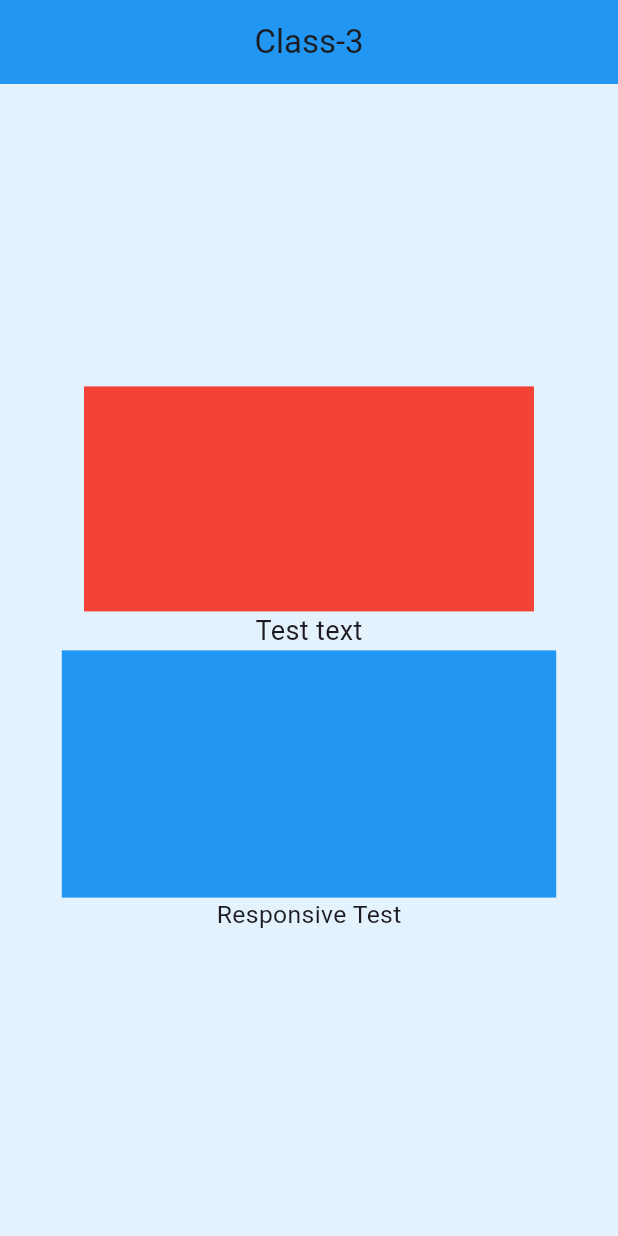
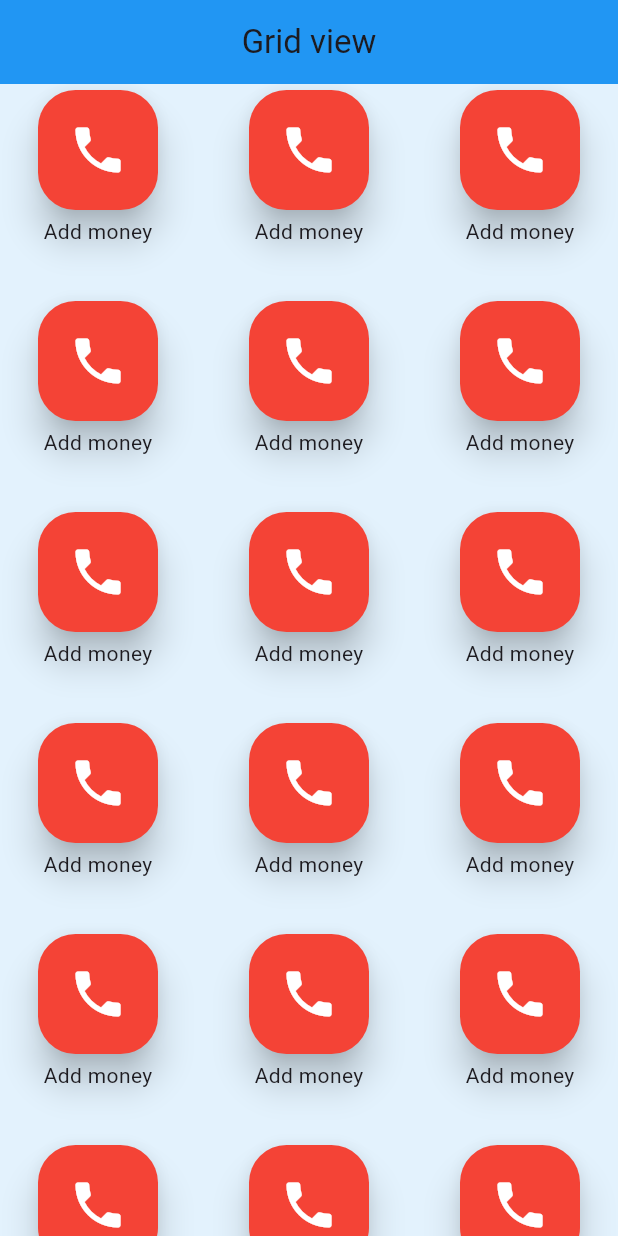
Before and after one commit to taufiqurSabbir/ostad_flutter_14, a Flutter app: the screen it shows after launch, on a phone screen of 412 x 824 dp. Run offline on Flutter 3.47's test engine with Material 3 defaults, Android fonts, the light colour scheme and no system bars.

Commit message:
module 12 class - 1

```diff
--- a/lib/app.dart
+++ b/lib/app.dart
@@ -5,6 +5,8 @@ import 'module_10/class_3.dart';
 import 'module_11/class_1.dart';
 import 'module_11/class_2.dart';
 import 'module_11/class_3.dart';
+import 'module_12/class_1.dart';
+import 'module_12/module_12_grid.dart';
 
 class MyAPP extends StatelessWidget {
   const MyAPP({super.key});
@@ -56,7 +58,7 @@ class MyAPP extends StatelessWidget {
       ),
 
       title: 'Flutter 14',
-      home: Module11Class3(),
+      home: Module12Grid(),
     );
   }
 }
--- /dev/null
+++ b/lib/module_12/module_12_grid.dart
@@ -0,0 +1,269 @@
+import 'package:flutter/material.dart';
+class Module12Grid extends StatelessWidget {
+  const Module12Grid({super.key});
+
+  @override
+  Widget build(BuildContext context) {
+    return Scaffold(
+      appBar: AppBar(
+        title: Text('Grid view'),
+      ),
+      // body: GridView.count(
+      //     crossAxisCount: 3,
+      //   crossAxisSpacing: 10,
+      //   mainAxisSpacing: 10,
+      //   children: [
+      //     Container(
+      //       color: Colors.red,
+      //     ),
+      //     Container(
+      //       color: Colors.green,
+      //     ),
+      //     Stack(
+      //       children: [
+      //         Image.network('https://images.unsplash.com/photo-1566073771259-6a8506099945',
+      //           height: 180,
+      //           width: double.infinity,
+      //           fit: BoxFit.cover,
+      //         ),
+      //
+      //         Container(
+      //           height: 180,
+      //           color: Colors.black.withOpacity(0.35),
+      //         ),
+      //
+      //         Row(
+      //           mainAxisAlignment: MainAxisAlignment.spaceBetween,
+      //           children: [
+      //             Positioned(
+      //               top: 10,
+      //               left: 10,
+      //               child: Container(
+      //                 padding: EdgeInsets.symmetric(horizontal: 10,vertical: 4),
+      //                 decoration: BoxDecoration(
+      //                     color: Colors.green,
+      //                     borderRadius: BorderRadius.circular(10)
+      //                 ),
+      //                 child: Text('BEST DEAL',
+      //                   style: TextStyle(
+      //                       color: Colors.white,
+      //                       fontSize: 12
+      //                   ),
+      //                 ),
+      //               ),
+      //             ),
+      //
+      //             IconButton(onPressed: (){}, icon: Icon(Icons.favorite_border,color: Colors.white,))
+      //           ],
+      //         ),
+      //
+      //
+      //
+      //       ],
+      //     ),
+      //     Stack(
+      //       children: [
+      //         Image.network('https://images.unsplash.com/photo-1566073771259-6a8506099945',
+      //           height: 180,
+      //           width: double.infinity,
+      //           fit: BoxFit.cover,
+      //         ),
+      //
+      //         Container(
+      //           height: 180,
+      //           color: Colors.black.withOpacity(0.35),
+      //         ),
+      //
+      //         Row(
+      //           mainAxisAlignment: MainAxisAlignment.spaceBetween,
+      //           children: [
+      //             Positioned(
+      //               top: 10,
+      //               left: 10,
+      //               child: Container(
+      //                 padding: EdgeInsets.symmetric(horizontal: 10,vertical: 4),
+      //                 decoration: BoxDecoration(
+      //                     color: Colors.green,
+      //                     borderRadius: BorderRadius.circular(10)
+      //                 ),
+      //                 child: Text('BEST DEAL',
+      //                   style: TextStyle(
+      //                       color: Colors.white,
+      //                       fontSize: 12
+      //                   ),
+      //                 ),
+      //               ),
+      //             ),
+      //
+      //             IconButton(onPressed: (){}, icon: Icon(Icons.favorite_border,color: Colors.white,))
+      //           ],
+      //         ),
+      //
+      //
+      //
+      //       ],
+      //     ),
+      //     Stack(
+      //       children: [
+      //         Image.network('https://images.unsplash.com/photo-1566073771259-6a8506099945',
+      //           height: 180,
+      //           width: double.infinity,
+      //           fit: BoxFit.cover,
+      //         ),
+      //
+      //         Container(
+      //           height: 180,
+      //           color: Colors.black.withOpacity(0.35),
+      //         ),
+      //
+      //         Row(
+      //           mainAxisAlignment: MainAxisAlignment.spaceBetween,
+      //           children: [
+      //             Positioned(
+      //               top: 10,
+      //               left: 10,
+      //               child: Container(
+      //                 padding: EdgeInsets.symmetric(horizontal: 10,vertical: 4),
+      //                 decoration: BoxDecoration(
+      //                     color: Colors.green,
+      //                     borderRadius: BorderRadius.circular(10)
+      //                 ),
+      //                 child: Text('BEST DEAL',
+      //                   style: TextStyle(
+      //                       color: Colors.white,
+      //                       fontSize: 12
+      //                   ),
+      //                 ),
+      //               ),
+      //             ),
+      //
+      //             IconButton(onPressed: (){}, icon: Icon(Icons.favorite_border,color: Colors.white,))
+      //           ],
+      //         ),
+      //
+      //
+      //
+      //       ],
+      //     ),
+      //     Stack(
+      //       children: [
+      //         Image.network('https://images.unsplash.com/photo-1566073771259-6a8506099945',
+      //           height: 180,
+      //           width: double.infinity,
+      //           fit: BoxFit.cover,
+      //         ),
+      //
+      //         Container(
+      //           height: 180,
+      //           color: Colors.black.withOpacity(0.35),
+      //         ),
+      //
+      //         Row(
+      //           mainAxisAlignment: MainAxisAlignment.spaceBetween,
+      //           children: [
+      //             Positioned(
+      //               top: 10,
+      //               left: 10,
+      //               child: Container(
+      //                 padding: EdgeInsets.symmetric(horizontal: 10,vertical: 4),
+      //                 decoration: BoxDecoration(
+      //                     color: Colors.green,
+      //                     borderRadius: BorderRadius.circular(10)
+      //                 ),
+      //                 child: Text('BEST DEAL',
+      //                   style: TextStyle(
+      //                       color: Colors.white,
+      //                       fontSize: 12
+      //                   ),
+      //                 ),
+      //               ),
+      //             ),
+      //
+      //             IconButton(onPressed: (){}, icon: Icon(Icons.favorite_border,color: Colors.white,))
+      //           ],
+      //         ),
+      //
+      //
+      //
+      //       ],
+      //     ), Stack(
+      //       children: [
+      //         Image.network('https://images.unsplash.com/photo-1566073771259-6a8506099945',
+      //           height: 180,
+      //           width: double.infinity,
+      //           fit: BoxFit.cover,
+      //         ),
+      //
+      //         Container(
+      //           height: 180,
+      //           color: Colors.black.withOpacity(0.35),
+      //         ),
+      //
+      //         Row(
+      //           mainAxisAlignment: MainAxisAlignment.spaceBetween,
+      //           children: [
+      //             Positioned(
+      //               top: 10,
+      //               left: 10,
+      //               child: Container(
+      //                 padding: EdgeInsets.symmetric(horizontal: 10,vertical: 4),
+      //                 decoration: BoxDecoration(
+      //                     color: Colors.green,
+      //                     borderRadius: BorderRadius.circular(10)
+      //                 ),
+      //                 child: Text('BEST DEAL',
+      //                   style: TextStyle(
+      //                       color: Colors.white,
+      //                       fontSize: 12
+      //                   ),
+      //                 ),
+      //               ),
+      //             ),
+      //
+      //             IconButton(onPressed: (){}, icon: Icon(Icons.favorite_border,color: Colors.white,))
+      //           ],
+      //         ),
+      //
+      //
+      //
+      //       ],
+      //     ),
+      //
+      //   ],
+      //
+      // )
+
+      body: GridView.builder(
+          gridDelegate: SliverGridDelegateWithFixedCrossAxisCount(
+              crossAxisCount: 3,
+            crossAxisSpacing: 10,
+            mainAxisSpacing: 10
+
+          ),
+
+        itemCount: 20,
+        itemBuilder: (context,index){
+            return Column(
+              children: [
+                Card(
+                  elevation: 10,
+                  shape: RoundedRectangleBorder(
+                    borderRadius: BorderRadius.circular(25)
+                  ),
+                  color: Colors.red,
+                  child: Padding(
+                    padding: const EdgeInsets.all(20.0),
+                    child: Icon(Icons.phone,size: 40,color: Colors.white,),
+                  ),
+                ),
+                Text('Add money')
+              ],
+            );
+        },
+
+
+
+      ),
+    );
+  }
+}
```
Also changed, not shown: lib/module_12/class_1.dart (added, +120 -0 lines).
